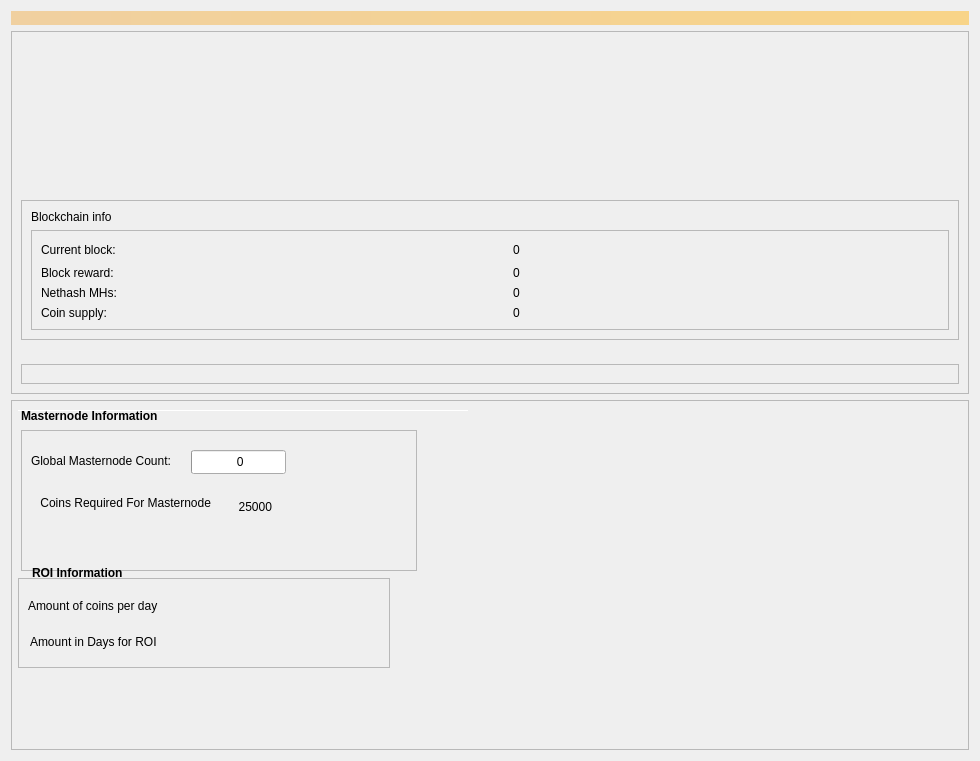
Before: the Qt Designer form src/qt/forms/informationpage.ui in CryptoCashBack-Hub/smrtc, drawn with Qt 5.
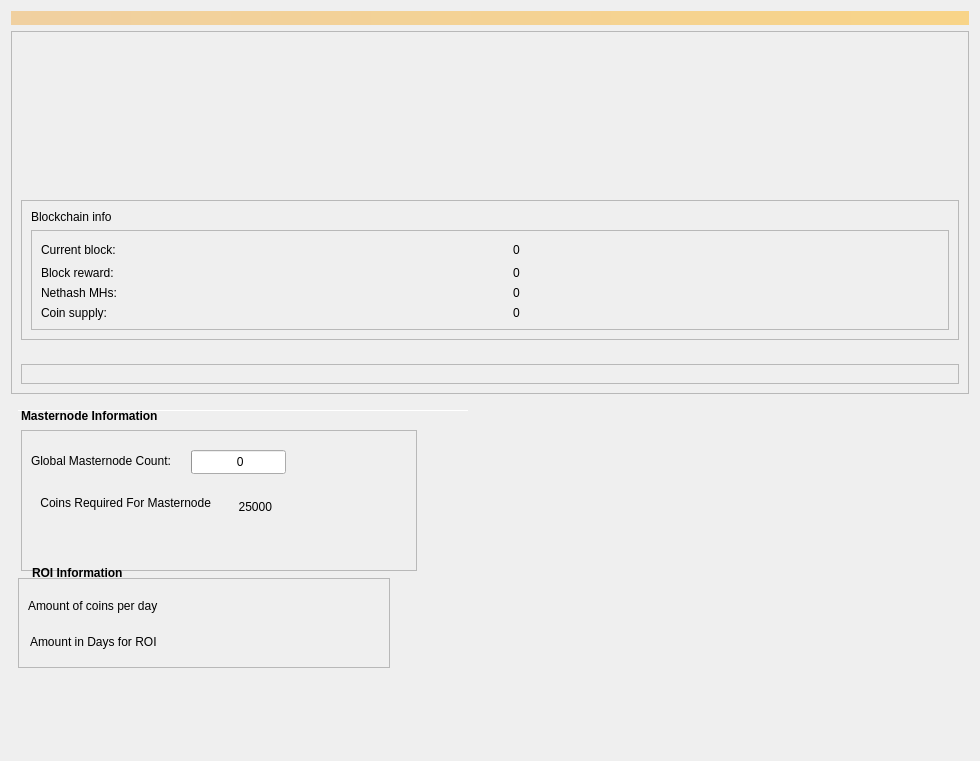
After: the same form once the commit is applied.

Diff of the .ui file:
```diff
--- a/src/qt/forms/informationpage.ui
+++ b/src/qt/forms/informationpage.ui
@@ -19,8 +19,8 @@
   <property name="windowTitle">
    <string>Form</string>
   </property>
-  <layout class="QVBoxLayout" name="verticalLayout">
-   <item>
+  <layout class="QGridLayout" name="gridLayout">
+   <item row="0" column="0">
     <widget class="QLabel" name="labelAlerts">
      <property name="visible">
       <bool>true</bool>
@@ -225,8 +225,8 @@
      </layout>
     </widget>
    </item>
-   <item>
-    <widget class="QFrame" name="frameObfuscation">
+   <item row="2" column="0">
+    <widget class="QWidget" name="widgetMNData" native="true">
      <property name="minimumSize">
       <size>
        <width>0</width>
@@ -236,12 +236,6 @@
      <property name="layoutDirection">
       <enum>Qt::LeftToRight</enum>
      </property>
-     <property name="frameShape">
-      <enum>QFrame::StyledPanel</enum>
-     </property>
-     <property name="frameShadow">
-      <enum>QFrame::Raised</enum>
-     </property>
      <widget class="QPushButton" name="runAutoDenom">
       <property name="geometry">
        <rect>
```
Left out of the diff: 52 changed lines with no effect on the pictures.
